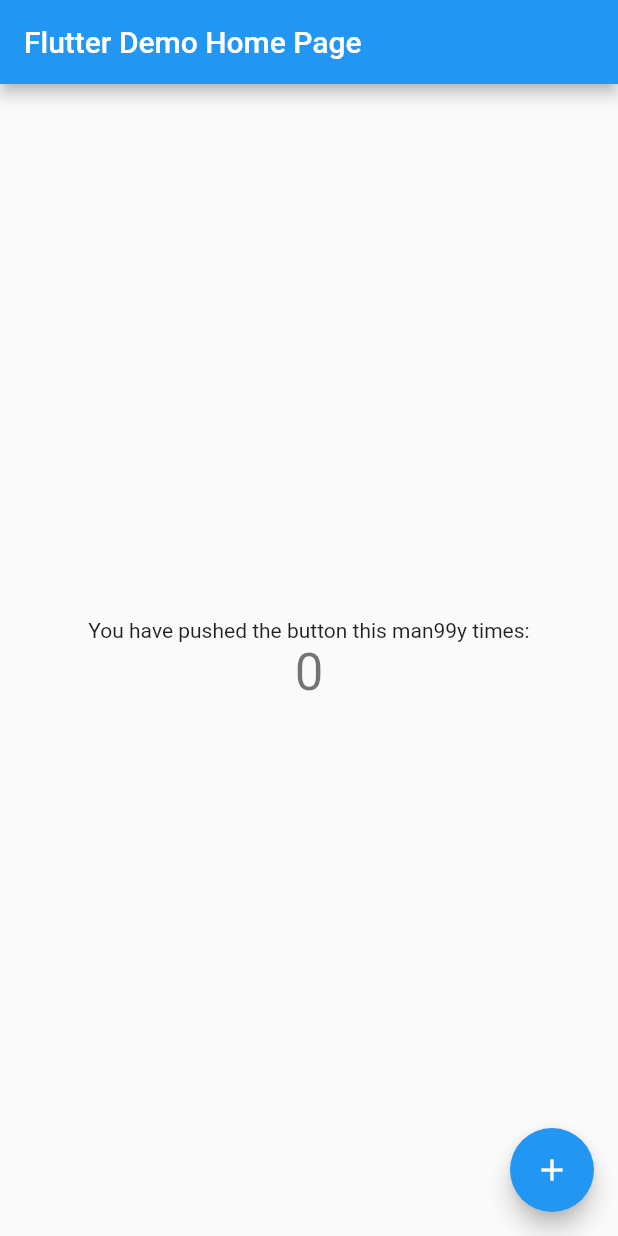
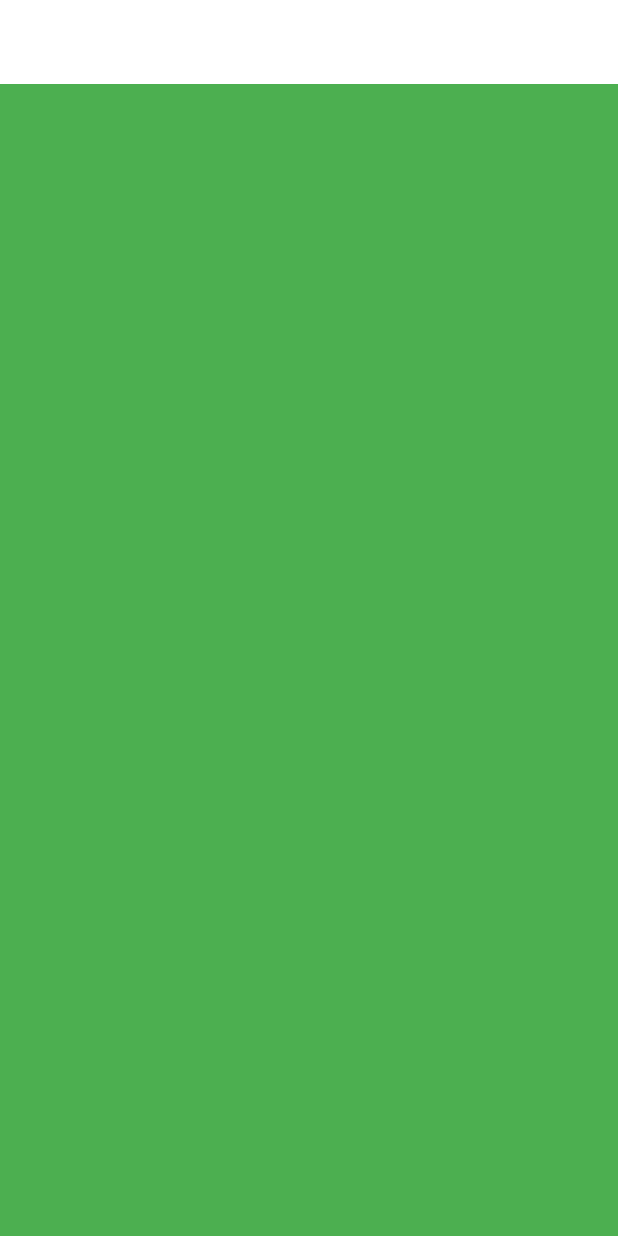
Before and after one commit to blayziken/web-admin, a Flutter app: the screen it shows after launch, on a phone screen of 412 x 824 dp. Run offline on Flutter 3.47's test engine with Material 2 defaults, Android fonts, the phone set to English and light mode, and no system bars; our stand-ins replace get, google_fonts.

Commit message:
working on responsiveness

```diff
--- /dev/null
+++ b/lib/helpers/responsiveness.dart
@@ -0,0 +1,49 @@
+import 'package:flutter/material.dart';
+
+const int largeScreenSize = 1366;
+const int mediumScreenSize = 768;
+const int smallScreenSize = 360;
+const int customScreenSize = 1100;
+
+class ResponsiveWidget extends StatelessWidget {
+  final Widget largeScreen;
+  final Widget? mediumScreen;
+  final Widget? smallScreen;
+  // final Widget customScreen;
+
+  const ResponsiveWidget({
+    Key? key,
+    required this.largeScreen,
+    this.mediumScreen,
+    required this.smallScreen,
+    // this.customScreen,
+  }) : super(key: key);
+
+  static bool isSmallScreen(BuildContext context) =>
+      MediaQuery.of(context).size.width < smallScreenSize;
+
+  static bool isMediumScreen(BuildContext context) =>
+      MediaQuery.of(context).size.width >= mediumScreenSize &&
+      MediaQuery.of(context).size.width < largeScreenSize;
+
+  static bool isLargeScreen(BuildContext context) =>
+      MediaQuery.of(context).size.width >= largeScreenSize;
+
+  static bool isCustomScreen(BuildContext context) =>
+      MediaQuery.of(context).size.width >= mediumScreenSize &&
+      MediaQuery.of(context).size.width <= customScreenSize;
+
+  @override
+  Widget build(BuildContext context) {
+    return LayoutBuilder(builder: (context, constraints) {
+      double _width = constraints.maxWidth;
+      if (_width >= largeScreenSize) {
+        return largeScreen;
+      } else if (_width < largeScreenSize && _width >= mediumScreenSize) {
+        return mediumScreen ?? largeScreen;
+      } else {
+        return smallScreen ?? largeScreen;
+      }
+    });
+  }
+}
--- /dev/null
+++ b/lib/layout.dart
@@ -0,0 +1,22 @@
+import 'package:flutter/material.dart';
+import 'package:flutter_web_crash_course/helpers/responsiveness.dart';
+import 'package:flutter_web_crash_course/widgets/large_screen.dart';
+import 'package:flutter_web_crash_course/widgets/small_screen.dart';
+
+class SiteLayout extends StatelessWidget {
+  const SiteLayout({Key? key}) : super(key: key);
+
+  @override
+  Widget build(BuildContext context) {
+    return Scaffold(
+      appBar: AppBar(
+        elevation: 0,
+        backgroundColor: Colors.white,
+      ),
+      body: ResponsiveWidget(
+        largeScreen: LargeScreen(),
+        smallScreen: SmallScreen(),
+      ),
+    );
+  }
+}
--- a/lib/main.dart
+++ b/lib/main.dart
@@ -1,4 +1,7 @@
 import 'package:flutter/material.dart';
+import 'package:flutter_web_crash_course/layout.dart';
+import 'package:get/get.dart';
+import 'package:google_fonts/google_fonts.dart';
 
 void main() {
   runApp(MyApp());
@@ -7,89 +10,20 @@ void main() {
 class MyApp extends StatelessWidget {
   @override
   Widget build(BuildContext context) {
-    return MaterialApp(
+    return GetMaterialApp(
       debugShowCheckedModeBanner: false,
-      title: 'Flutter Demo',
+      title: 'Dashboard',
       theme: ThemeData(
-        primarySwatch: Colors.blue,
+        scaffoldBackgroundColor: Colors.white,
+        textTheme: GoogleFonts.mulishTextTheme(Theme.of(context).textTheme)
+            .apply(bodyColor: Colors.black),
+        pageTransitionsTheme: PageTransitionsTheme(builders: {
+          TargetPlatform.iOS: FadeUpwardsPageTransitionsBuilder(),
+          TargetPlatform.android: FadeUpwardsPageTransitionsBuilder()
+        }),
+        primaryColor: Colors.blue,
       ),
-      home: MyHomePage(title: 'Flutter Demo Home Page'),
+      home: SiteLayout(),
     );
   }
 }
-
-class MyHomePage extends StatefulWidget {
-  MyHomePage({Key? key, required this.title}) : super(key: key);
-
-  final String title;
-
-  @override
-  _MyHomePageState createState() => _MyHomePageState();
-}
-
-class _MyHomePageState extends State<MyHomePage> {
-  int _counter = 0;
-
-  void _incrementCounter() {
-    setState(() {
-      // This call to setState tells the Flutter framework that something has
-      // changed in this State, which causes it to rerun the build method below
-      // so that the display can reflect the updated values. If we changed
-      // _counter without calling setState(), then the build method would not be
-      // called again, and so nothing would appear to happen.
-      _counter++;
-    });
-  }
-
-  @override
-  Widget build(BuildContext context) {
-    // This method is rerun every time setState is called, for instance as done
-    // by the _incrementCounter method above.
-    //
-    // The Flutter framework has been optimized to make rerunning build methods
-    // fast, so that you can just rebuild anything that needs updating rather
-    // than having to individually change instances of widgets.
-    return Scaffold(
-      appBar: AppBar(
-        // Here we take the value from the MyHomePage object that was created by
-        // the App.build method, and use it to set our appbar title.
-        title: Text(widget.title),
-      ),
-      body: Center(
-        // Center is a layout widget. It takes a single child and positions it
-        // in the middle of the parent.
-        child: Column(
-          // Column is also a layout widget. It takes a list of children and
-          // arranges them vertically. By default, it sizes itself to fit its
-          // children horizontally, and tries to be as tall as its parent.
-          //
-          // Invoke "debug painting" (press "p" in the console, choose the
-          // "Toggle Debug Paint" action from the Flutter Inspector in Android
-          // Studio, or the "Toggle Debug Paint" command in Visual Studio Code)
-          // to see the wireframe for each widget.
-          //
-          // Column has various properties to control how it sizes itself and
-          // how it positions its children. Here we use mainAxisAlignment to
-          // center the children vertically; the main axis here is the vertical
-          // axis because Columns are vertical (the cross axis would be
-          // horizontal).
-          mainAxisAlignment: MainAxisAlignment.center,
-          children: <Widget>[
-            Text(
-              'You have pushed the button this man99y times:',
-            ),
-            Text(
-              '$_counter',
-              style: Theme.of(context).textTheme.headline4,
-            ),
-          ],
-        ),
-      ),
-      floatingActionButton: FloatingActionButton(
-        onPressed: _incrementCounter,
-        tooltip: 'Increment',
-        child: Icon(Icons.add),
-      ), // This trailing comma makes auto-formatting nicer for build methods.
-    );
-  }
-}
--- /dev/null
+++ b/lib/widgets/large_screen.dart
@@ -0,0 +1,24 @@
+import 'package:flutter/material.dart';
+
+class LargeScreen extends StatelessWidget {
+  const LargeScreen({Key? key}) : super(key: key);
+
+  @override
+  Widget build(BuildContext context) {
+    return Row(
+      children: [
+        Expanded(
+          child: Container(
+            color: Colors.red,
+          ),
+        ),
+        Expanded(
+          flex: 5,
+          child: Container(
+            color: Colors.blue,
+          ),
+        ),
+      ],
+    );
+  }
+}
--- /dev/null
+++ b/lib/widgets/small_screen.dart
@@ -0,0 +1,13 @@
+import 'package:flutter/material.dart';
+
+class SmallScreen extends StatelessWidget {
+  const SmallScreen({Key? key}) : super(key: key);
+
+  @override
+  Widget build(BuildContext context) {
+    return Container(
+      constraints: BoxConstraints.expand(),
+      color: Colors.green,
+    );
+  }
+}
```
